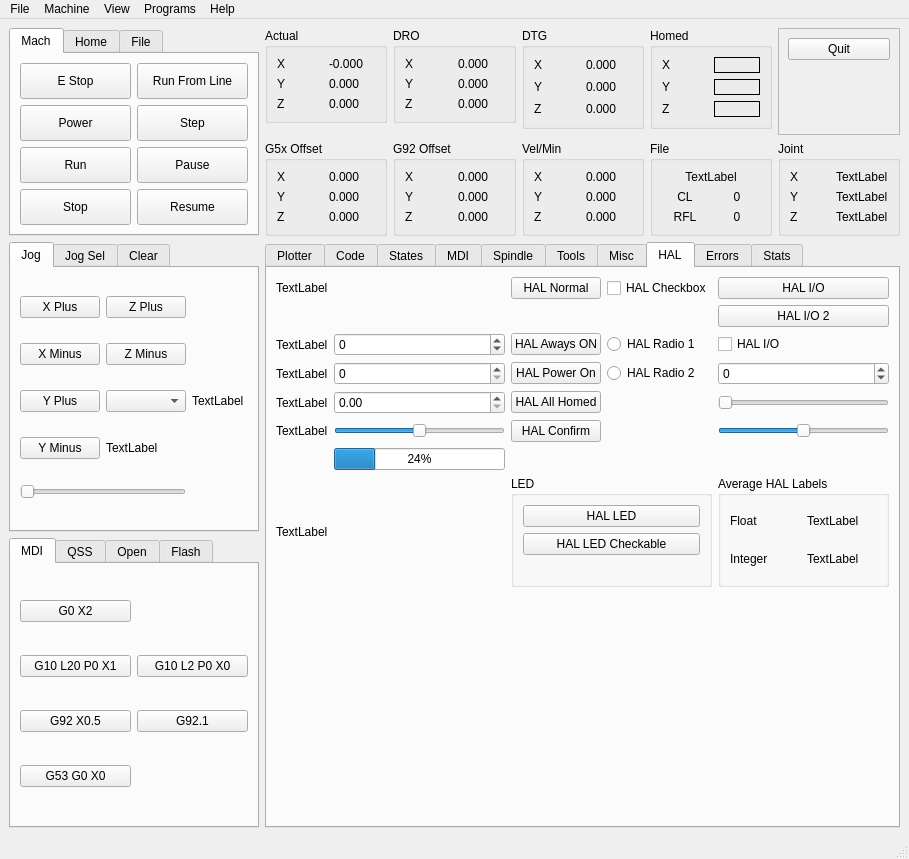
Before: the Qt Designer form examples/testgui/multi-spindle.ui in jethornton/flexgui, drawn with Qt 5.
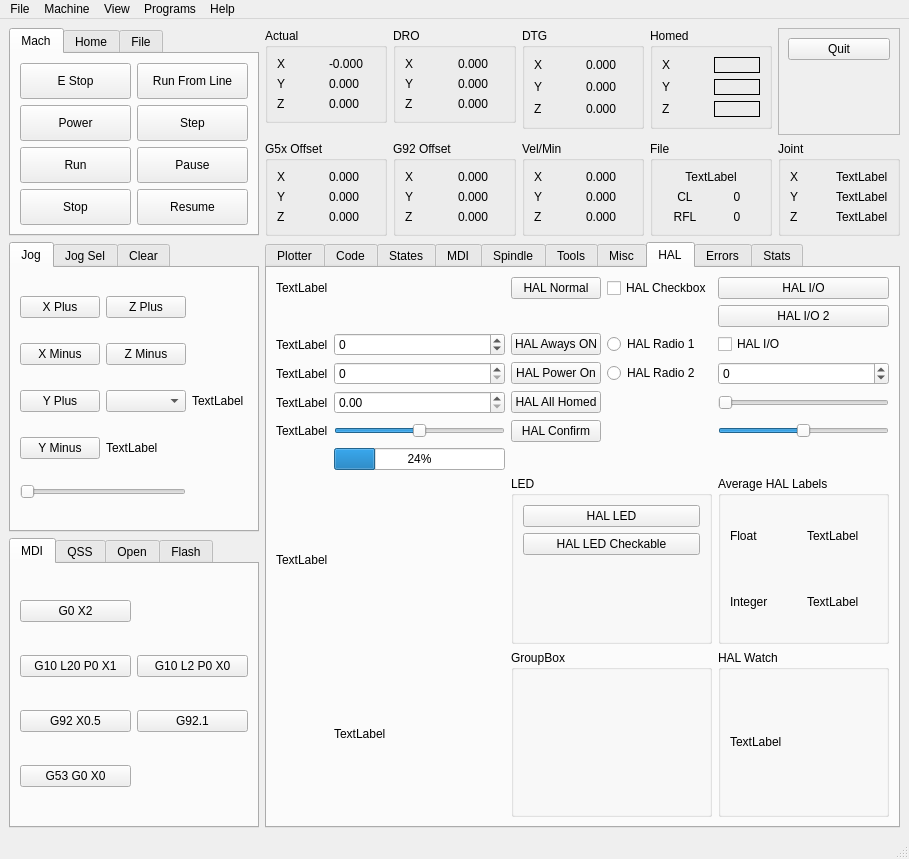
After: the same form once the commit is applied. The open tabs and pages were chosen to show the change.

Commit message: update example for hal watch labels

```diff
--- a/examples/testgui/multi-spindle.ui
+++ b/examples/testgui/multi-spindle.ui
@@ -3741,19 +3741,6 @@
           </property>
          </widget>
         </item>
-        <item row="8" column="3">
-         <spacer name="verticalSpacer_6">
-          <property name="orientation">
-           <enum>Qt::Vertical</enum>
-          </property>
-          <property name="sizeHint" stdset="0">
-           <size>
-            <width>20</width>
-            <height>40</height>
-           </size>
-          </property>
-         </spacer>
-        </item>
         <item row="2" column="1">
          <widget class="QSpinBox" name="spinBox">
           <property name="minimum">
@@ -3875,6 +3862,48 @@
           </property>
          </widget>
         </item>
+        <item row="8" column="5">
+         <widget class="QGroupBox" name="groupBox_25">
+          <property name="title">
+           <string>HAL Watch</string>
+          </property>
+          <layout class="QGridLayout" name="gridLayout_54">
+           <item row="0" column="0">
+            <widget class="QLabel" name="label_153">
+             <property name="text">
+              <string>TextLabel</string>
+             </property>
+             <property name="function" stdset="0">
+              <string>hal_watch_float</string>
+             </property>
+             <property name="pin_name" stdset="0">
+              <string>joint.0.motor-pos-cmd</string>
+             </property>
+            </widget>
+           </item>
+          </layout>
+         </widget>
+        </item>
+        <item row="8" column="1">
+         <widget class="QLabel" name="label_154">
+          <property name="text">
+           <string>TextLabel</string>
+          </property>
+          <property name="function" stdset="0">
+           <string>hal_watch_bool</string>
+          </property>
+          <property name="pin" stdset="0">
+           <string>joint.0.neg-hard-limit</string>
+          </property>
+         </widget>
+        </item>
+        <item row="8" column="3" colspan="2">
+         <widget class="QGroupBox" name="groupBox_33">
+          <property name="title">
+           <string>GroupBox</string>
+          </property>
+         </widget>
+        </item>
        </layout>
       </widget>
       <widget class="QWidget" name="tab_4">
```
Left out of the diff: 2 changed lines with no effect on the pictures. The commit also changes 1 other file.
